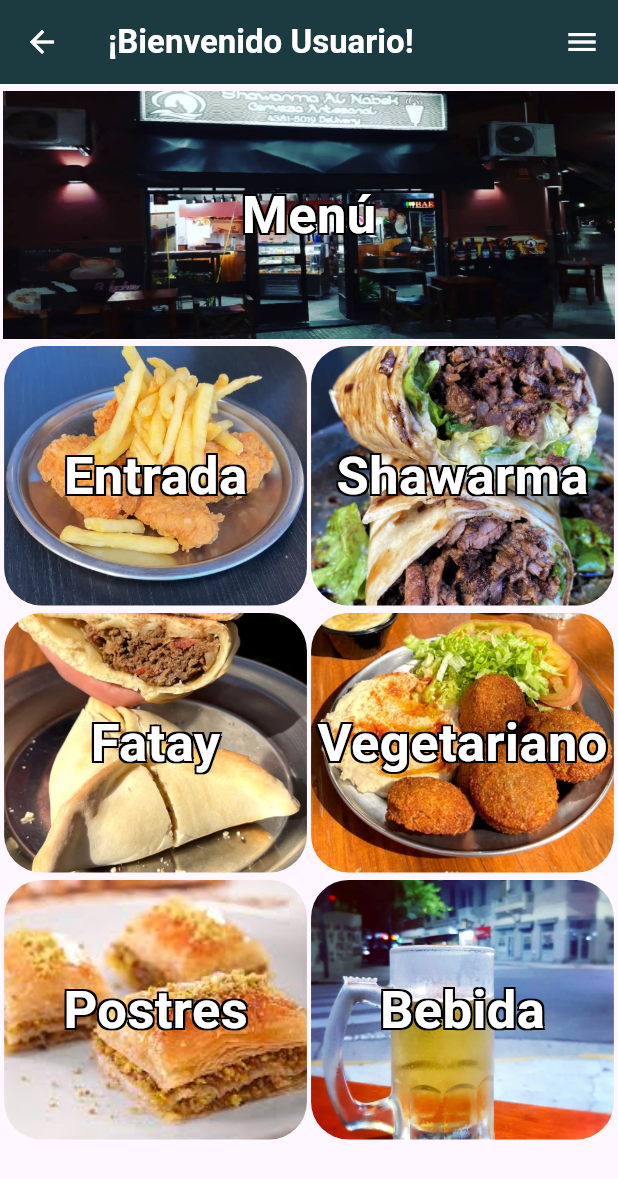
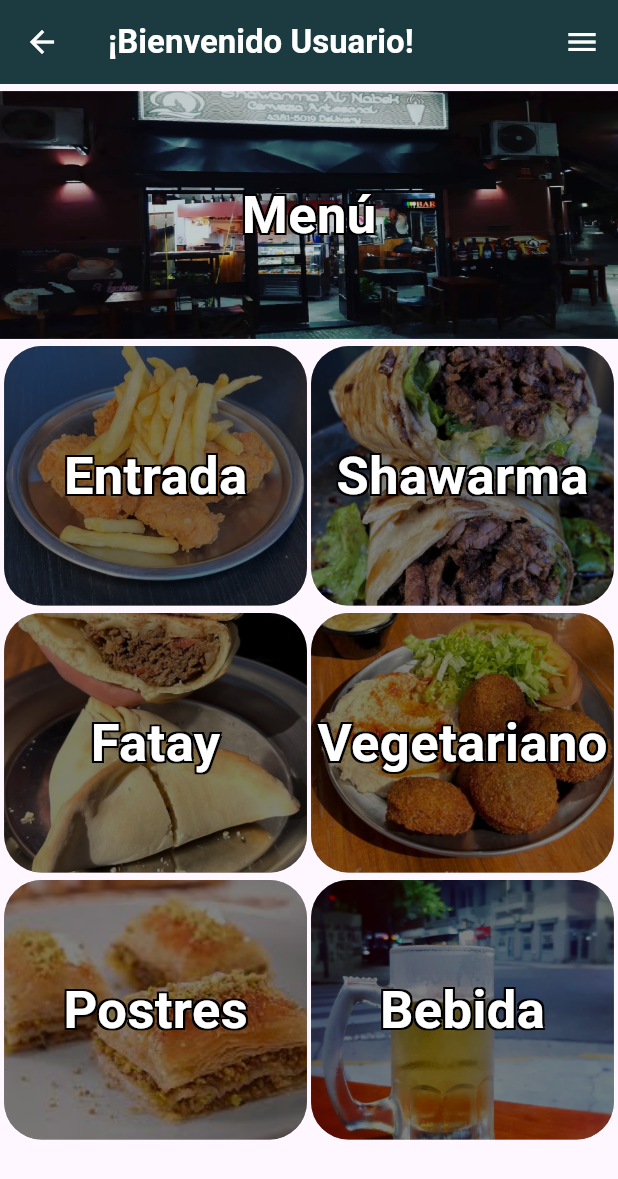
Before and after one commit to FerG0373/alnabekapp, a Flutter app: the HomeScreen screen opened by its route, on a phone screen of 412 x 824 dp. Shown: the top 1179 px of the screen. Run offline on Flutter 3.47's test engine with Material 3 defaults, Android fonts, the phone set to English and light mode, and no system bars.

Commit message:
Modificación en método insertarMenuCard

```diff
--- a/lib/components/imagecards.dart
+++ b/lib/components/imagecards.dart
@@ -20,12 +20,14 @@ class AppImageCards {
   static Widget insertarMenuCard(BuildContext context, String rutaImagen, String titulo) {
     return Container(
       decoration: BoxDecoration(
+        color: Colors.black,
         image: DecorationImage(
           image: AssetImage(rutaImagen),
+          opacity: 0.8,
           fit: BoxFit.cover,
         ),
       ),
-      width: AppScreenSize.getWidth(context) * 0.99,
+      width: AppScreenSize.getWidth(context) * 1,
       height: AppScreenSize.getHeight(context) *  0.2,
       child: Center(
         child: Text(
@@ -59,8 +61,10 @@ class AppImageCards {
       },
       child: Container(
         decoration: BoxDecoration(
+          color: Colors.black,
           borderRadius: BorderRadius.circular(25),
           image: DecorationImage(
+            opacity: 0.5,
             image: AssetImage(imagen),
             fit: BoxFit.cover,
           )
```
